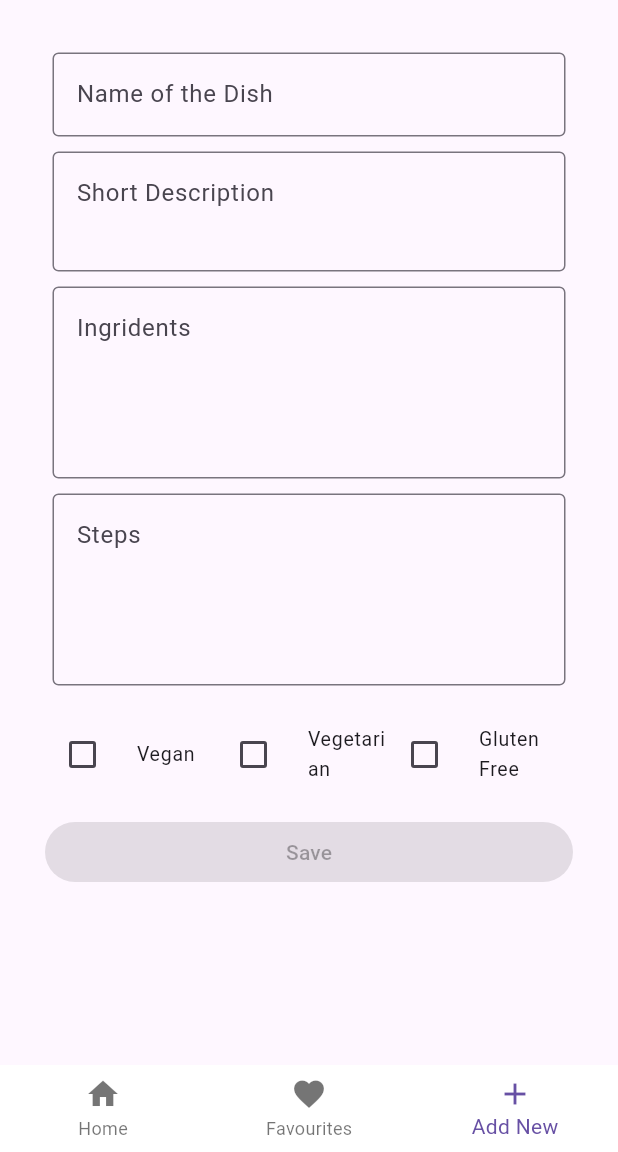
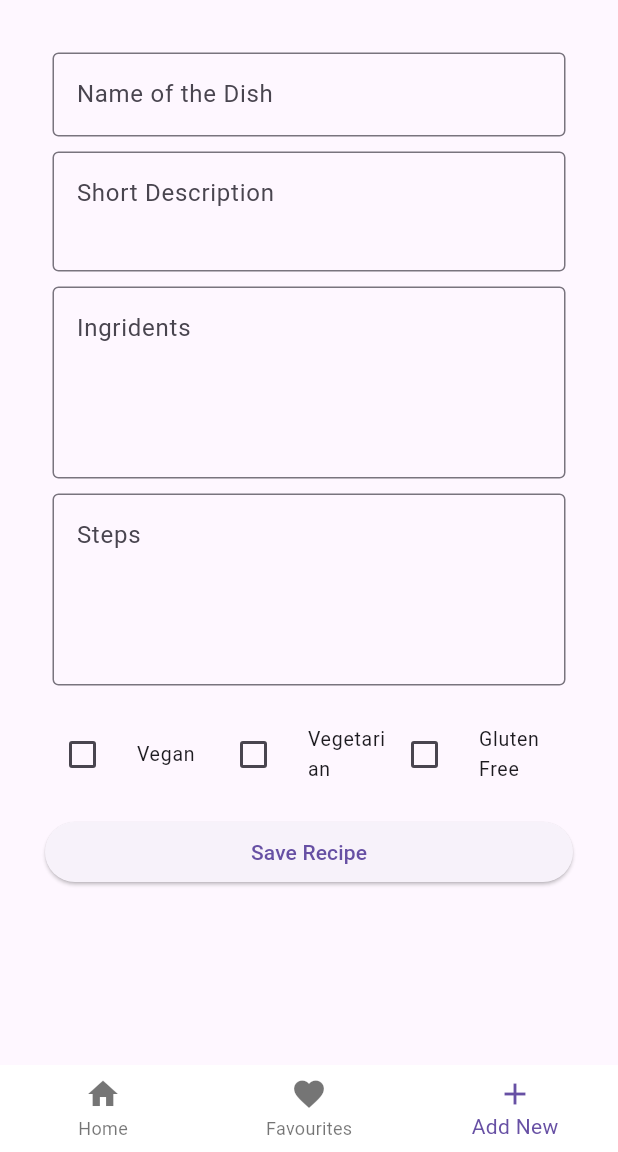
Before and after one commit to Slouna/reseptikirja, a Flutter app: the screen it shows after launch, item 3 of the bottom bar chosen, on a phone screen of 412 x 824 dp, the part 84-1236 px from its top. Run offline on Flutter 3.47's test engine with Material 3 defaults, Android fonts, the phone set to English and light mode, and no system bars; drawn by our look-alikes of flutter_form_builder; our stand-ins replace form_builder_validators, get, hive_ce_flutter; accounts and stored records are empty.

Commit message:
Saving recipes is now possible

```diff
--- a/lib/models/recipe.dart
+++ b/lib/models/recipe.dart
@@ -1,12 +1,12 @@
 class Recipe {
-  final String name;
-  final String description;
-  final String ingridients;
-  final String steps;
+  final String? name;
+  final String? description;
+  final String? ingridients;
+  final String? steps;
 
-  final bool vegan;
-  final bool vegetarian;
-  final bool glutenFree;
+  final bool? vegan;
+  final bool? vegetarian;
+  final bool? glutenFree;
 
   Recipe(
     this.name,
--- a/lib/widgets/new_recipe_screen.dart
+++ b/lib/widgets/new_recipe_screen.dart
@@ -1,36 +1,143 @@
 import 'package:flutter/material.dart';
 import 'package:flutter_form_builder/flutter_form_builder.dart';
+import 'package:form_builder_validators/form_builder_validators.dart';
+import 'package:reseptikirja/controllers/recipe_controller.dart';
+import 'package:reseptikirja/main.dart';
+import 'package:reseptikirja/models/recipe.dart';
+import 'package:get/get.dart';
+import 'package:reseptikirja/widgets/main_page.dart';
 
 class NewRecipeScreen extends StatelessWidget {
+  final recipeController = Get.find<RecipeController>();
   static final _formKey = GlobalKey<FormBuilderState>();
+
+  _submit() {
+    if (_formKey.currentState!.saveAndValidate()) {
+      Recipe recipe = Recipe(
+        _formKey.currentState!.value['name'],
+        _formKey.currentState!.value["description"],
+        _formKey.currentState!.value["ingridients"],
+        _formKey.currentState!.value["steps"],
+        _formKey.currentState!.value["vegan"],
+        _formKey.currentState!.value["vegetarian"],
+        _formKey.currentState!.value["glutenFree"],
+      );
+
+      recipeController.add(recipe);
+      _formKey.currentState?.reset();
+      MainPage().setSelectedIndex(0);
+    }
+  }
+
   @override
   Widget build(BuildContext context) {
     return Container(
       padding: EdgeInsets.all(10),
       margin: EdgeInsets.all(20),
       child: FormBuilder(
-      key: _formKey,
-      child: ListView(
-        children: [
-          Container(padding: EdgeInsets.all(5) ,child: FormBuilderTextField(name: "Name", keyboardType: TextInputType.multiline,maxLines: null, decoration: InputDecoration(hintText: "Name of the Dish", border: OutlineInputBorder(borderRadius: BorderRadius.all(Radius.circular(4.0)))))),
+        key: _formKey,
+        child: ListView(
+          children: [
+            Container(
+              padding: EdgeInsets.all(5),
+              child: FormBuilderTextField(
+                name: "name",
+                keyboardType: TextInputType.multiline,
+                maxLines: null,
+                decoration: InputDecoration(
+                  hintText: "Name of the Dish",
+                  border: OutlineInputBorder(
+                    borderRadius: BorderRadius.all(Radius.circular(4.0)),
+                  ),
+                ),
+                autovalidateMode: AutovalidateMode.always,
+                validator: FormBuilderValidators.required(),
+              ),
+            ),
 
-          Container(padding: EdgeInsets.all(5) ,child: FormBuilderTextField(name: "Description", keyboardType: TextInputType.multiline,maxLines: null, minLines: 2, decoration: InputDecoration(hintText: "Short Description", border: OutlineInputBorder(borderRadius: BorderRadius.all(Radius.circular(4.0)))))),
+            Container(
+              padding: EdgeInsets.all(5),
+              child: FormBuilderTextField(
+                name: "description",
+                keyboardType: TextInputType.multiline,
+                maxLines: null,
+                minLines: 2,
+                decoration: InputDecoration(
+                  hintText: "Short Description",
+                  border: OutlineInputBorder(
+                    borderRadius: BorderRadius.all(Radius.circular(4.0)),
+                  ),
+                ),
+                autovalidateMode: AutovalidateMode.always,
+                validator: FormBuilderValidators.required(),
+              ),
+            ),
 
-          Container(padding: EdgeInsets.all(5) ,child: FormBuilderTextField(name: "Ingredients", keyboardType: TextInputType.multiline,maxLines: null, minLines: 4, decoration: InputDecoration(hintText: "Ingridents", border: OutlineInputBorder(borderRadius: BorderRadius.all(Radius.circular(4.0)))))),
+            Container(
+              padding: EdgeInsets.all(5),
+              child: FormBuilderTextField(
+                name: "ingredients",
+                keyboardType: TextInputType.multiline,
+                maxLines: null,
+                minLines: 4,
+                decoration: InputDecoration(
+                  hintText: "Ingridents",
+                  border: OutlineInputBorder(
+                    borderRadius: BorderRadius.all(Radius.circular(4.0)),
+                  ),
+                ),
+                autovalidateMode: AutovalidateMode.always,
+                validator: FormBuilderValidators.required(),
+              ),
+            ),
 
-          Container(padding: EdgeInsets.all(5) ,child:FormBuilderTextField(name: "Steps", keyboardType: TextInputType.multiline,maxLines: null, minLines: 4, decoration: InputDecoration(hintText: "Steps", border: OutlineInputBorder(borderRadius: BorderRadius.all(Radius.circular(4.0)))))),
+            Container(
+              padding: EdgeInsets.all(5),
+              child: FormBuilderTextField(
+                name: "steps",
+                keyboardType: TextInputType.multiline,
+                maxLines: null,
+                minLines: 4,
+                decoration: InputDecoration(
+                  hintText: "Steps",
+                  border: OutlineInputBorder(
+                    borderRadius: BorderRadius.all(Radius.circular(4.0)),
+                  ),
+                ),
+                autovalidateMode: AutovalidateMode.always,
+                validator: FormBuilderValidators.required(),
+              ),
+            ),
 
-          Container(
-            padding: EdgeInsets.all(5),
-            child: Row(children: [
-              Expanded(child: FormBuilderCheckbox(name: "Vegan", title: Text("Vegan"))),
-              Expanded(child: FormBuilderCheckbox(name: "Vegetarian", title: Text("Vegetarian"))),
-              Expanded(child: FormBuilderCheckbox(name: "Gluten", title: Text("Gluten Free")))
-            ],)),
-            ElevatedButton(onPressed: null, child: Text("Save"))
-
-        ],
-
-      )));
+            Container(
+              padding: EdgeInsets.all(5),
+              child: Row(
+                children: [
+                  Expanded(
+                    child: FormBuilderCheckbox(
+                      name: "vegan",
+                      title: Text("Vegan"),
+                    ),
+                  ),
+                  Expanded(
+                    child: FormBuilderCheckbox(
+                      name: "vegetarian",
+                      title: Text("Vegetarian"),
+                    ),
+                  ),
+                  Expanded(
+                    child: FormBuilderCheckbox(
+                      name: "glutenFree",
+                      title: Text("Gluten Free"),
+                    ),
+                  ),
+                ],
+              ),
+            ),
+            ElevatedButton(onPressed: _submit, child: Text("Save Recipe")),
+          ],
+        ),
+      ),
+    );
   }
 }
--- a/pubspec.yaml
+++ b/pubspec.yaml
@@ -10,6 +10,7 @@ dependencies:
   flutter:
     sdk: flutter
   flutter_form_builder: ^10.1.0
+  form_builder_validators: ^11.2.0
   get: ^4.7.2
   hive_ce_flutter: ^2.3.1
 
```
Also changed, not shown: lib/main.dart (+9 -3 lines), lib/widgets/main_page.dart (+7 -8 lines), lib/widgets/recipe_card.dart (+12 -5 lines), lib/widgets/recipe_list_view.dart (+19 -6 lines).
